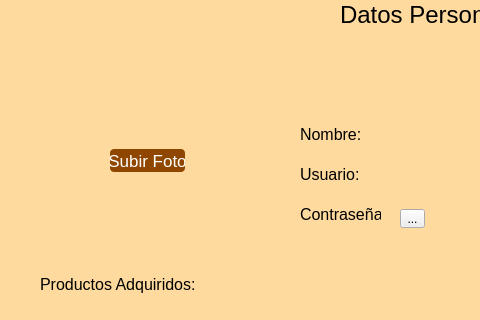
AlejandroMB1/OrangoTango, file OrangoTango/cuenta.ui: the form before one commit; both pictures show x 0 to 480 and y 81 to 401 of the 692 by 566 pixel window.
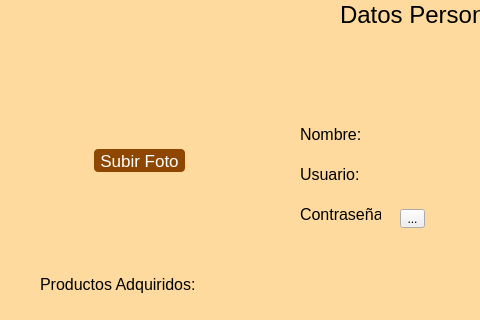
The form after the commit. Icons and pictures are not drawn.

The edit to the form file:
```diff
--- a/OrangoTango/cuenta.ui
+++ b/OrangoTango/cuenta.ui
@@ -105,9 +105,9 @@
   <widget class="QPushButton" name="pushButton">
    <property name="geometry">
     <rect>
-     <x>110</x>
+     <x>94</x>
      <y>230</y>
-     <width>75</width>
+     <width>91</width>
      <height>23</height>
     </rect>
    </property>
```
